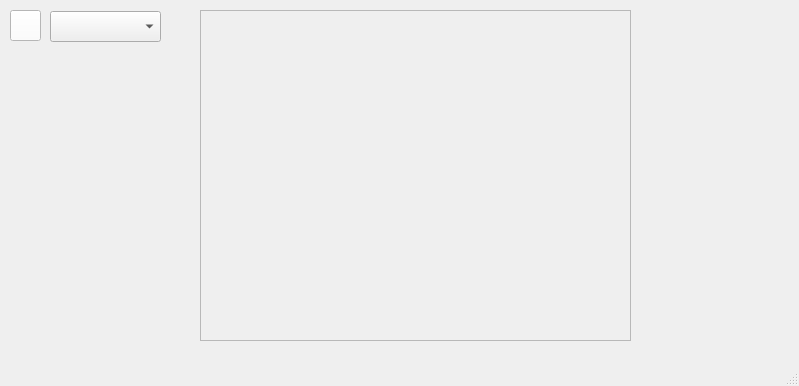
This is qt_drawing_app/mainwindow.ui in villuette/drawing_app as Qt 5 draws it before an edit. The edited form follows.
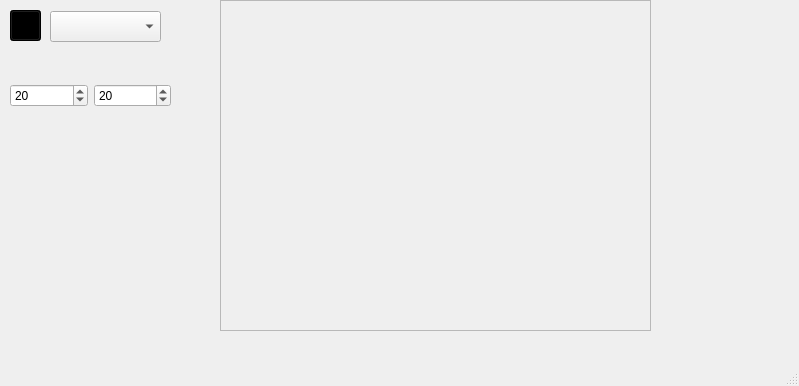
This is the edited form. Custom widgets are drawn as their Qt base class.

Commit message: creating now works with selected size and color

What changed in the file:
```diff
--- a/qt_drawing_app/mainwindow.ui
+++ b/qt_drawing_app/mainwindow.ui
@@ -27,7 +27,7 @@
      <bool>false</bool>
     </property>
     <property name="styleSheet">
-     <string notr="true">background-color: white</string>
+     <string notr="true">background-color: black</string>
     </property>
     <property name="text">
      <string/>
@@ -49,8 +49,8 @@
    <widget class="DrawingArea" name="frame">
     <property name="geometry">
      <rect>
-      <x>200</x>
-      <y>10</y>
+      <x>220</x>
+      <y>0</y>
       <width>431</width>
       <height>331</height>
      </rect>
@@ -62,6 +62,32 @@
      <enum>QFrame::Raised</enum>
     </property>
    </widget>
+   <widget class="SizePicker" name="sizePicker" native="true">
+    <property name="geometry">
+     <rect>
+      <x>10</x>
+      <y>60</y>
+      <width>161</width>
+      <height>71</height>
+     </rect>
+    </property>
+    <layout class="QHBoxLayout" name="sizePickerLayout">
+     <item>
+      <widget class="QSpinBox" name="spinBox_w">
+       <property name="value">
+        <number>20</number>
+       </property>
+      </widget>
+     </item>
+     <item>
+      <widget class="QSpinBox" name="spinBox_h">
+       <property name="value">
+        <number>20</number>
+       </property>
+      </widget>
+     </item>
+    </layout>
+   </widget>
   </widget>
   <widget class="QMenuBar" name="menubar">
    <property name="geometry">
@@ -94,6 +120,21 @@
    <extends>QFrame</extends>
    <header location="global">drawingarea.h</header>
    <container>1</container>
+   <slots>
+    <slot>setCurrentColor(QColor)</slot>
+    <slot>setCurrentSize(QSize)</slot>
+   </slots>
+  </customwidget>
+  <customwidget>
+   <class>SizePicker</class>
+   <extends>QWidget</extends>
+   <header location="global">sizepicker.h</header>
+   <container>1</container>
+   <slots>
+    <signal>sizeChanged(QSize)</signal>
+    <slot>setPickedWidth(int)</slot>
+    <slot>setPickedHeight(int)</slot>
+   </slots>
   </customwidget>
  </customwidgets>
  <resources/>
```
Left out of the diff: 70 changed lines with no effect on the pictures. The commit also changes 15 other files.
